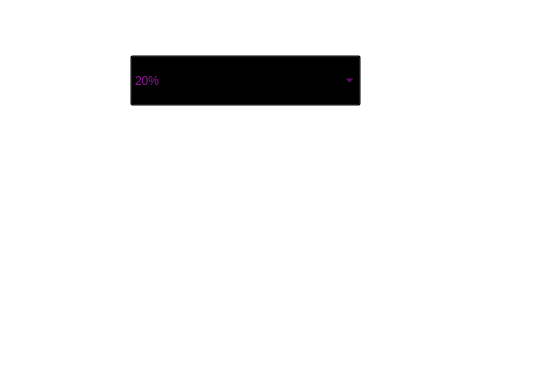
First picture: the form in savings.ui, repository Nirjaraa/spendwise, before the edit; both pictures show x 410 to 960 and y 175 to 540 of the 960 by 540 pixel window.
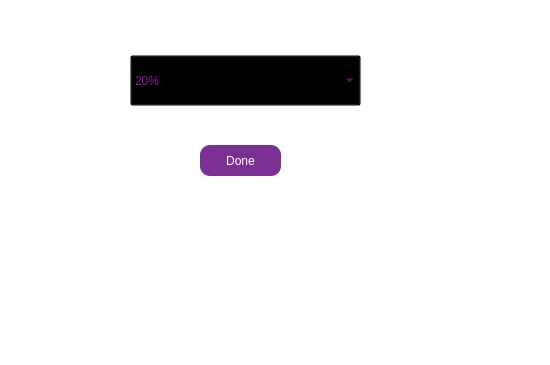
Second picture: the form after the edit. Icons and pictures are not drawn.

```diff
--- a/savings.ui
+++ b/savings.ui
@@ -80,8 +80,11 @@
     <property name="styleSheet">
      <string notr="true">background-image:url(:/resources/p7.jpg);
 font: 12pt &quot;Bahnschrift&quot;;
-color:white;
-border-radius:30px
+border-color: none;
+color: rgb(255, 255, 255);
+background-color: rgb(123,49,148);
+border-radius: 10px;
+
 </string>
     </property>
     <property name="text">
```
Left out of the diff: 2 changed lines with no effect on the pictures.
